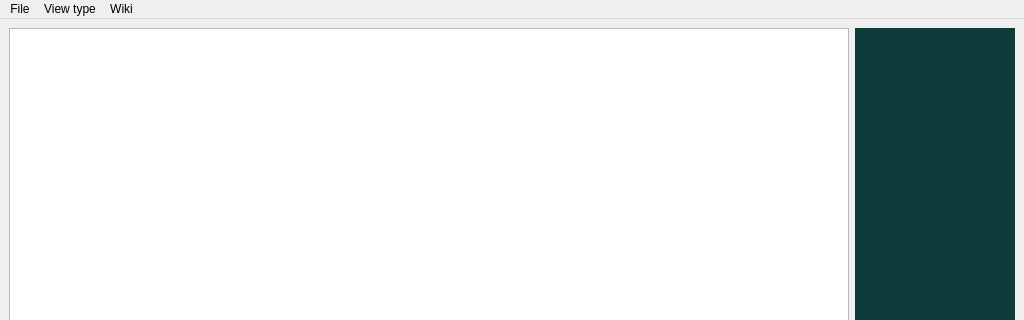
This is qbe/qud_explorer_window.ui in TrashMonks/qud-wiki as Qt 5 draws it before an edit; both pictures show x 0 to 1024 and y 0 to 320 of the 1024 by 768 pixel window. The edited form follows.
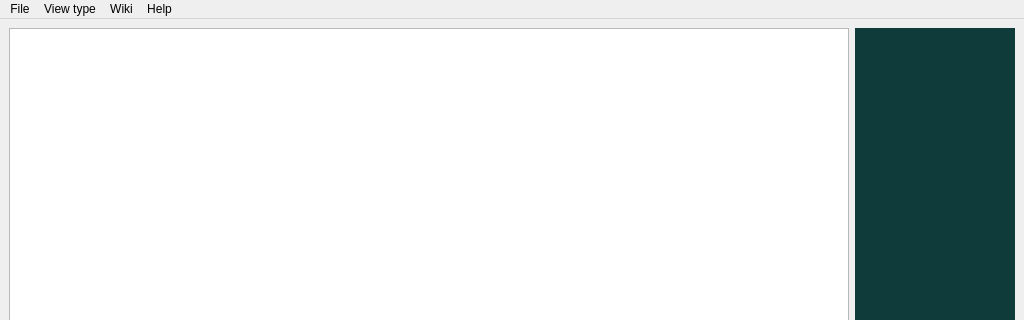
This is the edited form.

Commit message: add help menu so I don't forget about the thing I made

Patch:
```diff
--- a/qbe/qud_explorer_window.ui
+++ b/qbe/qud_explorer_window.ui
@@ -143,9 +143,16 @@
     <addaction name="actionUpload_templates"/>
     <addaction name="actionUpload_tiles"/>
    </widget>
+   <widget class="QMenu" name="menuHelp">
+    <property name="title">
+     <string>Help</string>
+    </property>
+    <addaction name="actionShow_help"/>
+   </widget>
    <addaction name="menuFile"/>
    <addaction name="menuView"/>
    <addaction name="menuWiki"/>
+   <addaction name="menuHelp"/>
   </widget>
   <widget class="QStatusBar" name="statusbar"/>
   <action name="actionOpen_ObjectBlueprints_xml">
```
The commit also changes 2 other files.
